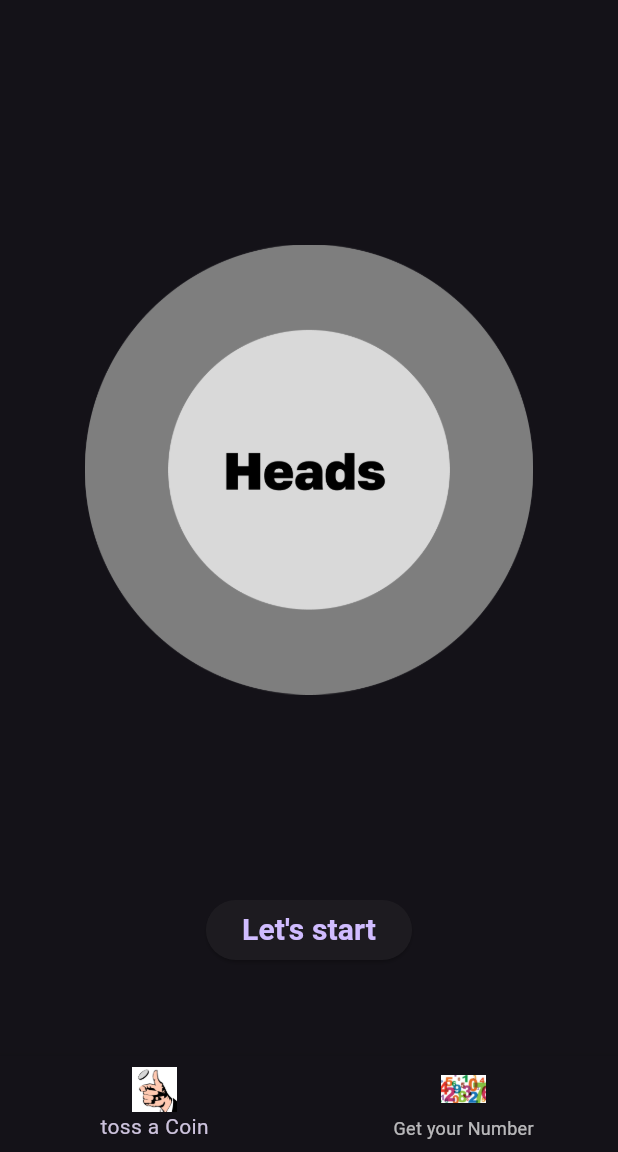
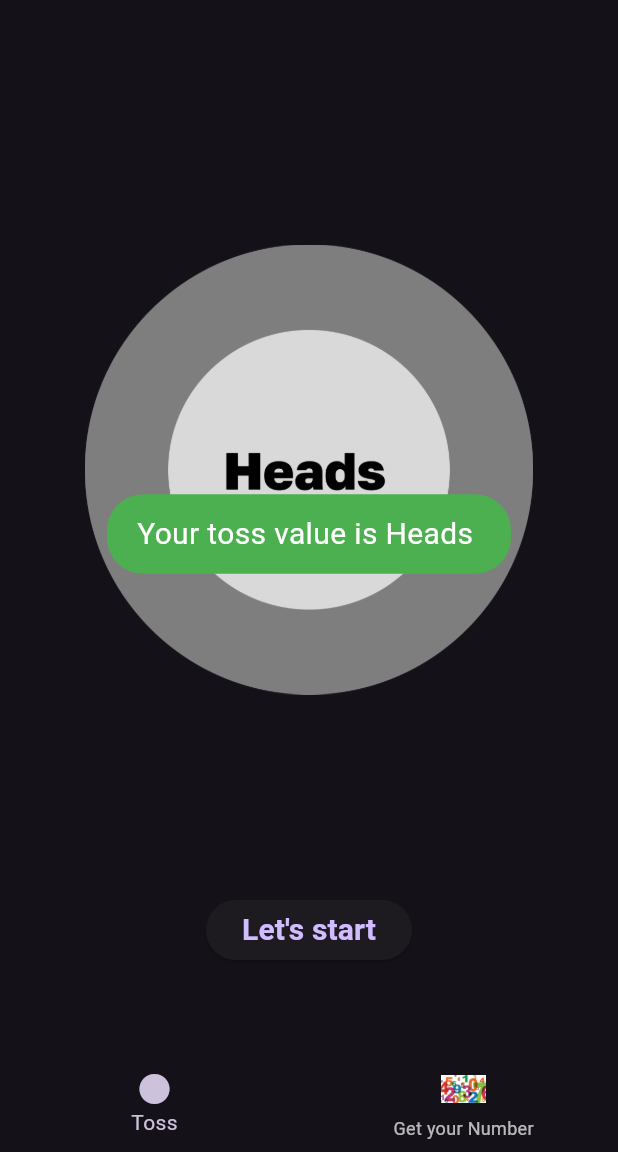
Before and after one commit to Syed-Farazuddin/Khelo_Cricket, a Flutter app: the screen it shows after launch, after a tap on "Let's start", on a phone screen of 412 x 824 dp, the part 84-1236 px from its top. Run offline on Flutter 3.47's test engine with Material 3 defaults, Android fonts, the light colour scheme and no system bars; our stand-ins replace flutter_riverpod, fluttertoast, go_router, google_fonts.

Commit message:
Styling done

```diff
--- /dev/null
+++ b/lib/core/toaster/toaster.dart
@@ -0,0 +1,26 @@
+import 'package:flutter/material.dart';
+import 'package:fluttertoast/fluttertoast.dart';
+
+class Toaster {
+  // Toaster
+  static void onSuccess({required String message}) {
+    Fluttertoast.showToast(
+      msg: message,
+      textColor: Colors.white,
+      fontSize: 20,
+      toastLength: Toast.LENGTH_SHORT,
+      webPosition: "top",
+      gravity: ToastGravity.CENTER,
+      backgroundColor: Colors.green,
+    );
+  }
+
+  static void onError({required String message}) {
+    Fluttertoast.showToast(
+      msg: message,
+      textColor: Colors.white,
+      fontSize: 20,
+      backgroundColor: Colors.red,
+    );
+  }
+}
--- a/lib/feature/dashboard/presentation/dashboard.dart
+++ b/lib/feature/dashboard/presentation/dashboard.dart
@@ -2,7 +2,6 @@ import 'package:flutter/material.dart';
 import 'package:google_fonts/google_fonts.dart';
 import 'package:khelo_cricket/feature/flpCoin/presentation/pages/flip_coin.dart';
 import 'package:khelo_cricket/feature/numberPlayer/presentation/pages/number_player.dart';
-import 'package:khelo_cricket/feature/splashScreens/toss_coin.dart';
 
 class DashboardPage extends StatefulWidget {
   const DashboardPage({super.key});
@@ -44,14 +43,16 @@ class _DashboardPageState extends State<DashboardPage> {
         },
         items: const [
           BottomNavigationBarItem(
-            icon: Image(
-              image: AssetImage(
-                "lib/assets/flipCoin.jpg",
-              ),
-              width: 30,
-              height: 30,
-            ),
-            label: "toss a Coin",
+            icon:
+                // Image(
+                //   image: AssetImage(
+                //     "lib/assets/flipCoin.jpg",
+                //   ),
+                //   width: 30,
+                //   height: 30,
+                // ),
+                Icon(Icons.circle),
+            label: "Toss",
           ),
           BottomNavigationBarItem(
             icon: Image(
--- a/lib/feature/flpCoin/presentation/pages/flip_coin.dart
+++ b/lib/feature/flpCoin/presentation/pages/flip_coin.dart
@@ -2,6 +2,7 @@ import 'dart:math';
 
 import 'package:flutter/material.dart';
 import 'package:google_fonts/google_fonts.dart';
+import 'package:khelo_cricket/core/toaster/toaster.dart';
 
 class TossACoin extends StatefulWidget {
   const TossACoin({super.key});
@@ -74,6 +75,7 @@ class _TossACoinState extends State<TossACoin> {
     setState(() {
       _currTossValue = toss;
     });
-    debugPrint("The value of toss is $toss");
+    Toaster.onSuccess(
+        message: "Your toss value is ${toss == 0 ? "Heads " : "Tails"}");
   }
 }
--- a/pubspec.yaml
+++ b/pubspec.yaml
@@ -17,7 +17,7 @@ dependencies:
   google_fonts: ^6.2.1
   go_router: ^14.3.0
   flutter_riverpod: ^2.5.3
-  # fluttertoast: ^8.2.8
+  fluttertoast: ^8.2.8
 
 dev_dependencies:
   flutter_test:
```
Also changed, not shown: pubspec.lock.
